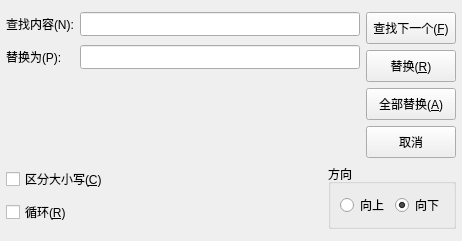
The window that QtNodePad/QtNodePad/FindDialog.ui (KikyoShaw/QtNotepadPlusPlus) describes before a commit, drawn with Qt 5.
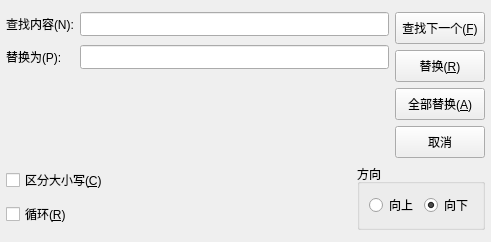
The same window after the commit.

```diff
--- a/QtNodePad/QtNodePad/FindDialog.ui
+++ b/QtNodePad/QtNodePad/FindDialog.ui
@@ -6,8 +6,8 @@
    <rect>
     <x>0</x>
     <y>0</y>
-    <width>462</width>
-    <height>214</height>
+    <width>491</width>
+    <height>242</height>
    </rect>
   </property>
   <property name="windowTitle">
```
